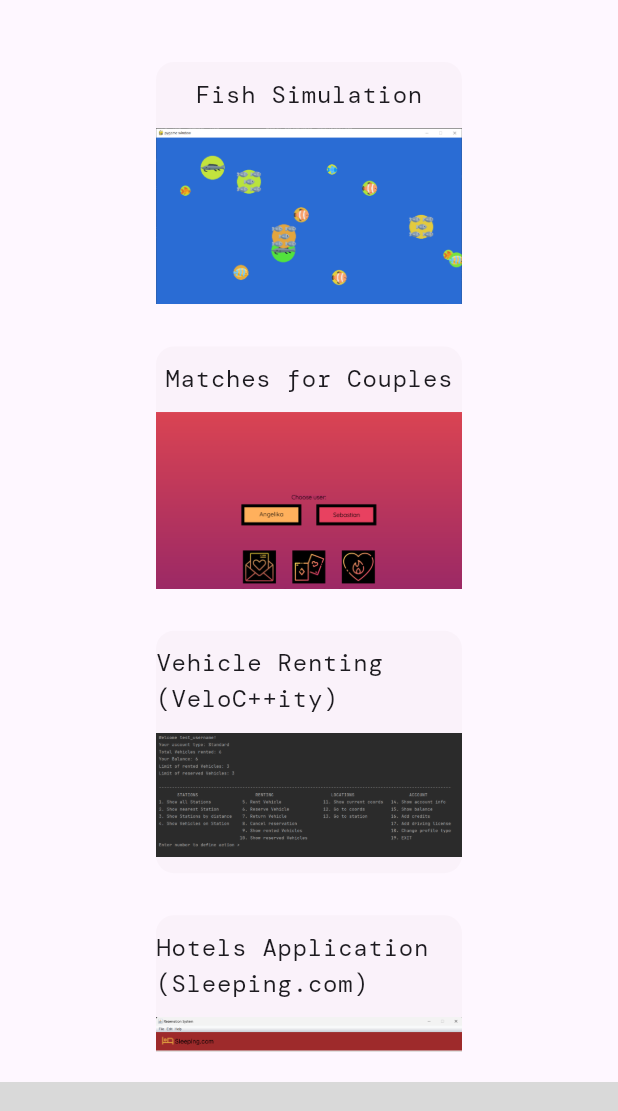
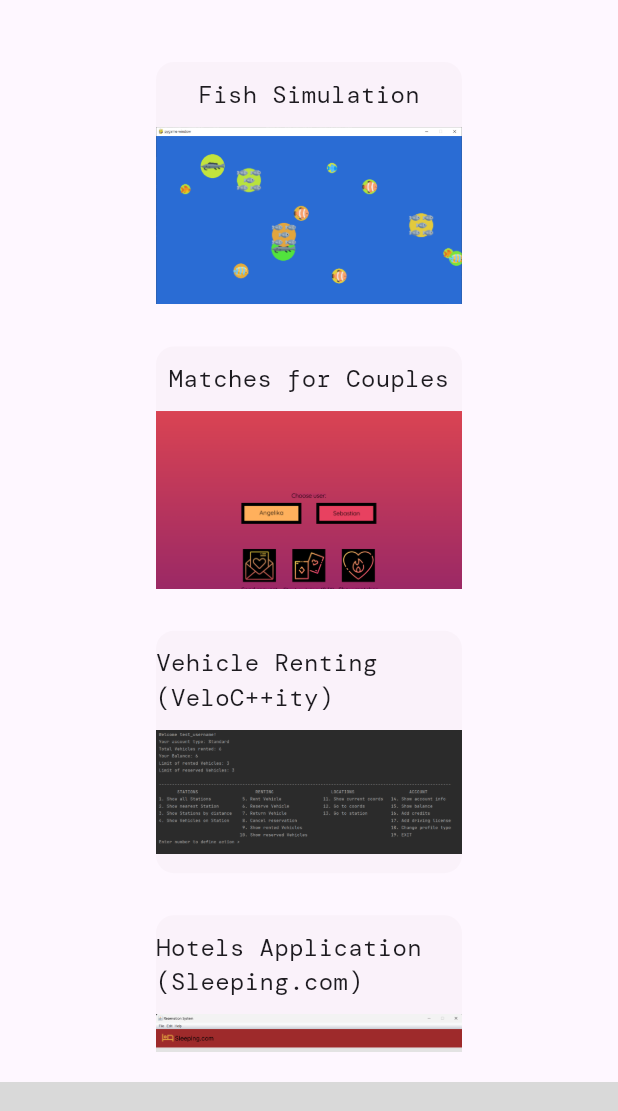
Before and after one commit to angost/Portfolio-Website, a Flutter app: the ProjectsPage screen opened directly, on a phone screen of 412 x 824 dp, the part 79-1190 px from its top. Run offline on Flutter 3.47's test engine with Material 3 defaults, Android fonts, the phone set to English and light mode, and no system bars; drawn by our look-alikes of flip_card; project files that could hold a hidden picture were left out.

Commit message:
Unified fonts

```diff
--- a/lib/myAppBar.dart
+++ b/lib/myAppBar.dart
@@ -2,6 +2,7 @@
 
 import 'package:flutter/material.dart';
 import 'package:portfolio_app/menu.dart';
+import 'package:portfolio_app/theme/theme_constants.dart';
 
 class MyAppBar extends AppBar {
   BuildContext context;
@@ -15,7 +16,6 @@ class MyAppBar extends AppBar {
             actions: Menu(context, currentPage,
                     Theme.of(context).textTheme.displayMedium!)
                 .menuItems,
-            // , decoration: TextDecoration.underline
             toolbarHeight: 70,
             scrolledUnderElevation: 0);
 }
--- a/lib/projectCardBack.dart
+++ b/lib/projectCardBack.dart
@@ -1,5 +1,6 @@
 import 'package:flutter/material.dart';
 import 'package:portfolio_app/projectDetailsPage.dart';
+import 'package:portfolio_app/theme/theme_constants.dart';
 
 class ProjectCardBack extends Card {
   BuildContext context;
@@ -18,7 +19,7 @@ class ProjectCardBack extends Card {
                   padding: const EdgeInsets.only(left: 10, right: 10),
                   child: Text(
                     description,
-                    style: Theme.of(context).textTheme.bodyMedium,
+                    style: textBodySmall,
                   ),
                 ),
                 ElevatedButton(
@@ -36,14 +37,11 @@ class ProjectCardBack extends Card {
                   style: ElevatedButton.styleFrom(
                       backgroundColor: Color.fromRGBO(227, 203, 214, 1),
                       foregroundColor: Color.fromRGBO(191, 166, 178, 1),
-                      textStyle: Theme.of(context).textTheme.displaySmall,
+                      textStyle: textButtons,
                       shadowColor: Colors.transparent),
                   child: Text(
                     "See more",
-                    style: Theme.of(context)
-                        .textTheme
-                        .displaySmall
-                        ?.copyWith(color: Colors.black),
+                    style: textButtons.copyWith(color: Colors.black),
                   ),
                 )
               ]),
--- a/lib/projectCardFront.dart
+++ b/lib/projectCardFront.dart
@@ -1,4 +1,5 @@
 import 'package:flutter/material.dart';
+import 'package:portfolio_app/theme/theme_constants.dart';
 
 class ProjectCardFront extends Card {
   BuildContext context;
@@ -17,7 +18,7 @@ class ProjectCardFront extends Card {
                     mainAxisAlignment: MainAxisAlignment.spaceEvenly,
                     children: <Widget>[
                       SizedBox(height: 10),
-                      Text(name, style: Theme.of(context).textTheme.bodyLarge),
+                      Text(name, style: textBodyMedium),
                       SizedBox(height: 10),
                       Image.asset(imgPath),
                     ]),
--- a/lib/theme/theme_constants.dart
+++ b/lib/theme/theme_constants.dart
@@ -10,3 +10,15 @@ ThemeData baseTheme = ThemeData(
       bodyLarge: TextStyle(fontFamily: 'DM Mono'),
       bodyMedium: TextStyle(fontFamily: 'DM Mono'),
     ));
+
+TextStyle textLarge =
+    const TextStyle(fontFamily: 'DM Serif Text', fontSize: 56);
+TextStyle textMenu = const TextStyle(fontFamily: 'DM Serif Text', fontSize: 28);
+TextStyle textBodyLargeBold = const TextStyle(
+    fontFamily: 'DM Mono', fontSize: 17, fontWeight: FontWeight.w600);
+TextStyle textBodyMedium = const TextStyle(fontFamily: 'DM Mono', fontSize: 16);
+TextStyle textBodyMediumBold = const TextStyle(
+    fontFamily: 'DM Mono', fontSize: 16, fontWeight: FontWeight.w600);
+TextStyle textBodySmall = const TextStyle(fontFamily: 'DM Mono', fontSize: 14);
+TextStyle textButtons =
+    const TextStyle(fontFamily: 'DM Serif Text', fontSize: 18);
--- a/pubspec.yaml
+++ b/pubspec.yaml
@@ -31,7 +31,7 @@ flutter:
         - asset: fonts/DMMono-Italic.ttf
           style: italic
         - asset: fonts/DMMono-Medium.ttf
-          weight: 700
+          weight: 500
 
   assets:
     - assets/images/
```
Also changed, not shown: lib/projectDetailsPage.dart (+9 -5 lines).
